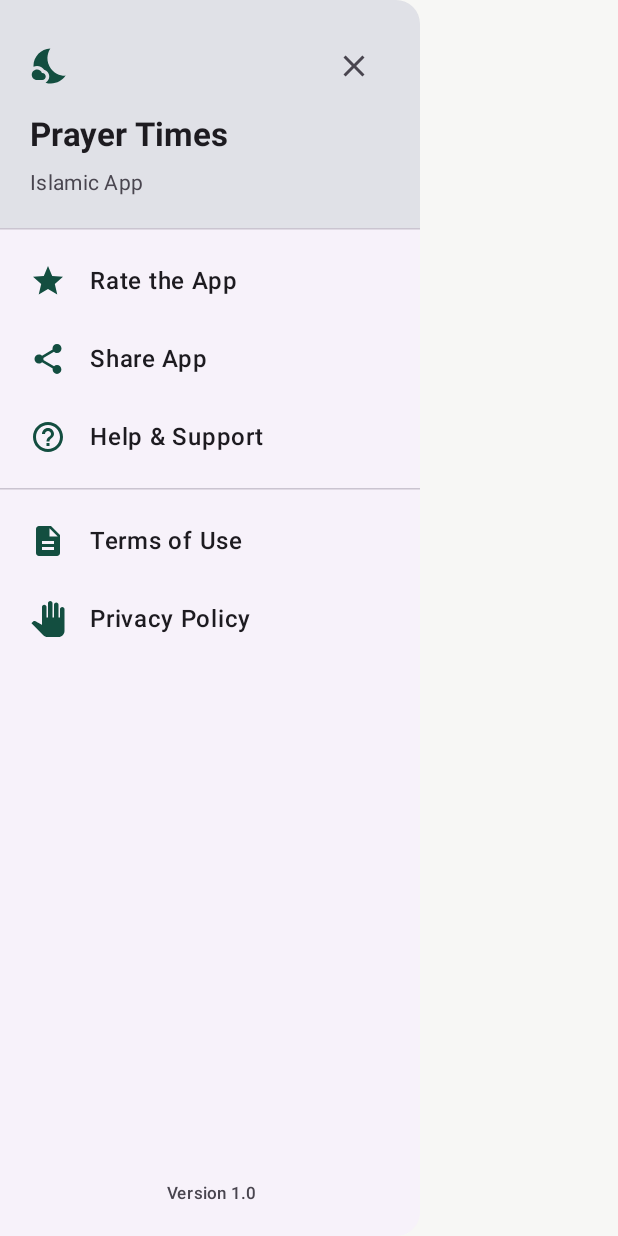
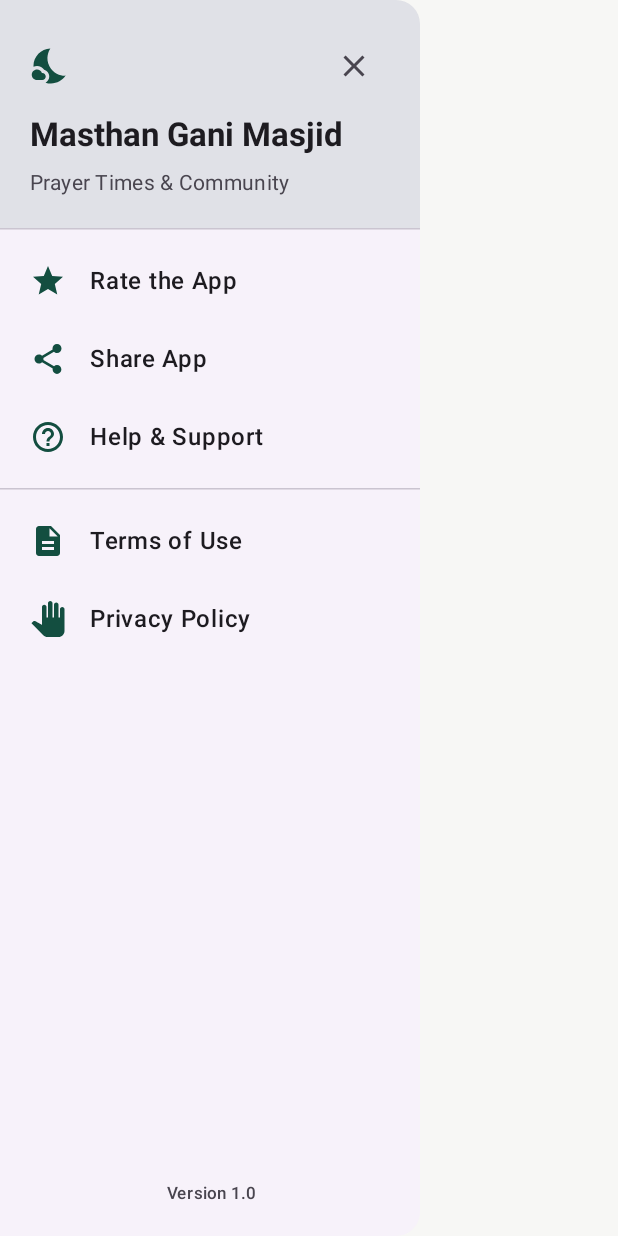
Before and after one commit to x2softinc/masthan_Android, an Android app built with Jetpack Compose: the composable DrawerContent shown on its own in the app's theme, on a phone screen of 412 x 824 dp. Run offline under Robolectric (Android 15) with nearby library versions, the phone set to English and light mode, and no system bars; network calls fail; pictures from the network do not load; 1 statement that could not run was skipped.

Commit message:
Sync with Masthan 65cd85f
- OAuth endpoints moved under /api/oauth/*
- Default API base URL is now https
- Support contact email is support@x2softinc.com
- AppMetadata: app short name and tagline; drawer header uses them
- SYNC.md: last synced commit, Audio/ move, AnnualTimesService note
  (Android app code stays MGMKAND1; iOS is MGMKIOS1)

Co-Authored-By: Claude Sonnet 5.5 <noreply@anthropic.com>
Claude-Session: https://claude.ai/code/session_01L94GfDjKr6B5m6waeEC7Gj

```diff
--- a/app/src/main/java/com/x2softinc/masthan/AppMetadata.kt
+++ b/app/src/main/java/com/x2softinc/masthan/AppMetadata.kt
@@ -12,6 +12,15 @@ object AppMetadata {
     fun appName(context: Context): String =
         context.applicationInfo.loadLabel(context.packageManager).toString()
             .ifBlank { "Masthan Gani Masjid" }
+
+    /** Short display name for the app (e.g. "Masjid" instead of the full name). */
+    fun appShortName(context: Context): String {
+        val name = appName(context)
+        return if (name.contains("Masjid")) "Masjid" else name
+    }
+
+    /** Tagline or subtitle for the app. */
+    const val APP_TAGLINE = "Prayer Times & Community"
 
     fun appVersion(context: Context): String = packageInfo(context)?.versionName ?: "1.0"
 
--- a/app/src/main/java/com/x2softinc/masthan/data/Prefs.kt
+++ b/app/src/main/java/com/x2softinc/masthan/data/Prefs.kt
@@ -62,7 +62,7 @@ fun getDeviceCode(): String {
 fun getBaseUrl(): String {
     var baseUrl = Prefs.getString(BASE_URL)
     if (baseUrl.isEmpty()) {
-        baseUrl = "http://masjidpro.x2softinc.com"
+        baseUrl = "https://masjidpro.x2softinc.com"
         Prefs.putString(BASE_URL, baseUrl)
     }
     return baseUrl
--- a/app/src/main/java/com/x2softinc/masthan/ui/Components.kt
+++ b/app/src/main/java/com/x2softinc/masthan/ui/Components.kt
@@ -80,7 +80,7 @@ fun UserFriendlyErrorDialog(error: UserFriendlyError?, onDismiss: () -> Unit) {
                             onDismiss()
                         }
                         RecoveryAction.Contact -> {
-                            openUrl(context, "mailto:support@alburoojiqama.com")
+                            openUrl(context, "mailto:support@x2softinc.com")
                             onDismiss()
                         }
                         RecoveryAction.None -> onDismiss()
--- a/app/src/main/java/com/x2softinc/masthan/ui/MainScreen.kt
+++ b/app/src/main/java/com/x2softinc/masthan/ui/MainScreen.kt
@@ -242,8 +242,8 @@ private fun DrawerContent(
                     Icon(Icons.Filled.Close, "Close", tint = MaterialTheme.colorScheme.onSurfaceVariant)
                 }
             }
-            Text("Prayer Times", style = MaterialTheme.typography.titleLarge, fontWeight = FontWeight.Bold)
-            Text("Islamic App", style = MaterialTheme.typography.bodyMedium, color = MaterialTheme.colorScheme.onSurfaceVariant)
+            Text(AppMetadata.appName(context), style = MaterialTheme.typography.titleLarge, fontWeight = FontWeight.Bold)
+            Text(AppMetadata.APP_TAGLINE, style = MaterialTheme.typography.bodyMedium, color = MaterialTheme.colorScheme.onSurfaceVariant)
         }
         HorizontalDivider()
 
```
Also changed, not shown: app/src/main/java/com/x2softinc/masthan/data/ApiPaths.kt (+4 -4 lines), 2 other files.
